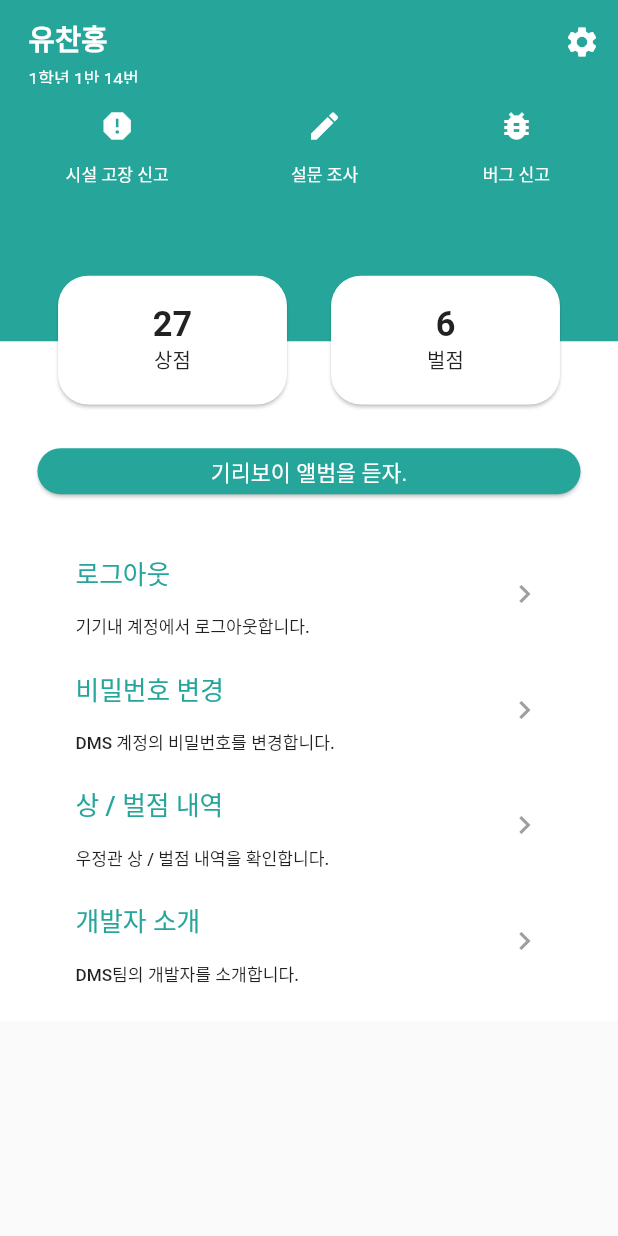
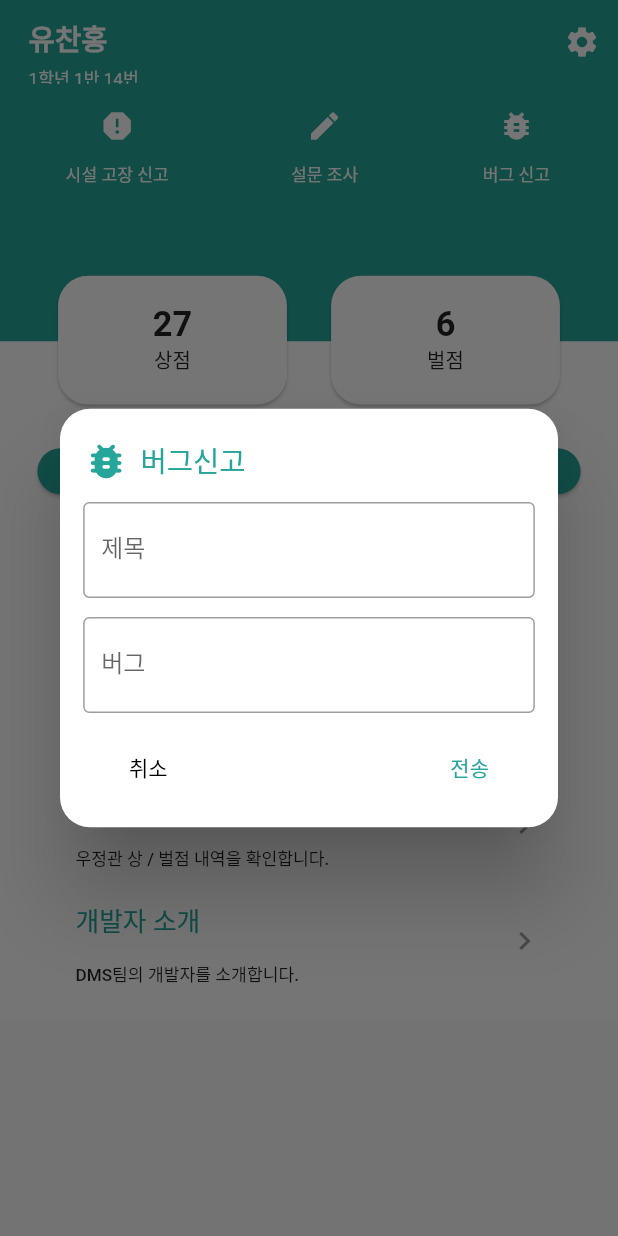
Before and after one commit to Yoochanhong/Clone_Coding, a Flutter app: the MyPage screen opened directly, after a tap on the "bug report" icon, on a phone screen of 412 x 824 dp. Run offline on Flutter 3.47's test engine with Material 2 defaults, Android fonts, the phone set to English and light mode, and no system bars; our stand-ins replace flutter_screenutil; statements that could not run were skipped.

Commit message:
bugReport 틀 구현

```diff
--- /dev/null
+++ b/clonecoding_dms/lib/mypage/bugReport.dart
@@ -0,0 +1,100 @@
+import 'package:flutter/material.dart';
+import 'package:flutter_screenutil/flutter_screenutil.dart';
+
+
+void showPopup(context) {
+  showDialog(
+      context: context,
+      builder: (context) {
+        return Dialog(
+          shape: RoundedRectangleBorder(
+            //모서리 둥글게 깎기
+              borderRadius: BorderRadius.circular(20.0)),
+          child: SizedBox(
+            width: 900.0.w,
+            height: 650.0.h,
+            child: Card(
+              elevation: 0,
+              shape: RoundedRectangleBorder(
+                //모서리 둥글게 깎기
+                  borderRadius: BorderRadius.circular(20.0)),
+              child: Padding(
+                padding: EdgeInsets.all(30.0.r),
+                child: Column(
+                  mainAxisAlignment: MainAxisAlignment.spaceBetween,
+                  children: [
+                    Padding(
+                      padding: EdgeInsets.only(top: 8.0.h),
+                      child: Row(
+                        children: [
+                          Icon(
+                            Icons.bug_report_rounded,
+                            color: Colors.teal[400],
+                            size: 80.0.sp,
+                          ),
+                          Padding(
+                            padding: EdgeInsets.only(left: 20.0.w),
+                            child: Text('버그신고',
+                            style: TextStyle(
+                              fontSize: 50.0.sp,
+                              color: Colors.teal[400],
+                            ),),
+                          ),
+                        ],
+                      ),
+                    ),
+                    TextField(
+                      decoration: InputDecoration(
+                        hintText: '제목',
+                        labelText: '제목',
+                        border: OutlineInputBorder(),
+                        focusedBorder: OutlineInputBorder(
+                          borderRadius: BorderRadius.all(Radius.circular(10.0)),
+                          borderSide: BorderSide(width: 2, color: Colors.teal),
+                        ),
+                      ),
+                    ),
+                    TextField(
+                      decoration: InputDecoration(
+                        hintText: '버그',
+                        labelText: '버그',
+                        border: OutlineInputBorder(),
+                        focusedBorder: OutlineInputBorder(
+                          borderRadius: BorderRadius.all(Radius.circular(10.0)),
+                          borderSide: BorderSide(width: 2, color: Colors.teal),
+                        ),
+                      ),
+                    ),
+                    Padding(
+                      padding: EdgeInsets.only(left: 30.0.w, right: 30.0.w),
+                      child: Row(
+                        mainAxisAlignment: MainAxisAlignment.spaceBetween,
+                        children: [
+                          TextButton(
+                            onPressed: () {
+                              Navigator.of(context).pop();
+                            },
+                            child: Text('취소',
+                            style: TextStyle(
+                              color: Colors.black,
+                            ),),
+                          ),
+                          TextButton(
+                            onPressed: () {
+                            },
+                            child: Text('전송',
+                            style: TextStyle(
+                              color: Colors.teal[400],
+                            ),),
+                          ),
+                        ],
+                      ),
+                    ),
+                  ],
+                ),
+              ),
+            ),
+          ),
+        );
+      });
+}
--- a/clonecoding_dms/lib/mypage/myPage.dart
+++ b/clonecoding_dms/lib/mypage/myPage.dart
@@ -1,4 +1,5 @@
 import 'package:clonecoding_dms/button.dart';
+import 'package:clonecoding_dms/mypage/bugReport.dart';
 import 'package:flutter/material.dart';
 import 'package:flutter_screenutil/flutter_screenutil.dart';
 
@@ -88,7 +89,9 @@ class MyPage extends StatelessWidget {
                     Column(
                       children: [
                         IconButton(
-                          onPressed: () {},
+                          onPressed: () {
+                            showPopup(context);
+                          },
                           icon: Icon(Icons.bug_report),
                           color: Colors.white,
                         ),
```
